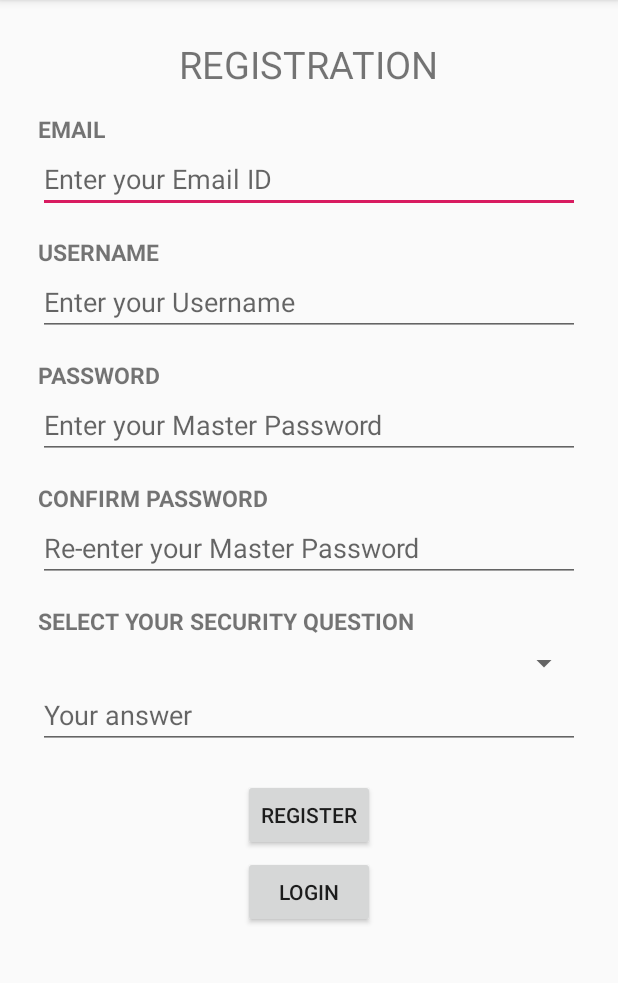
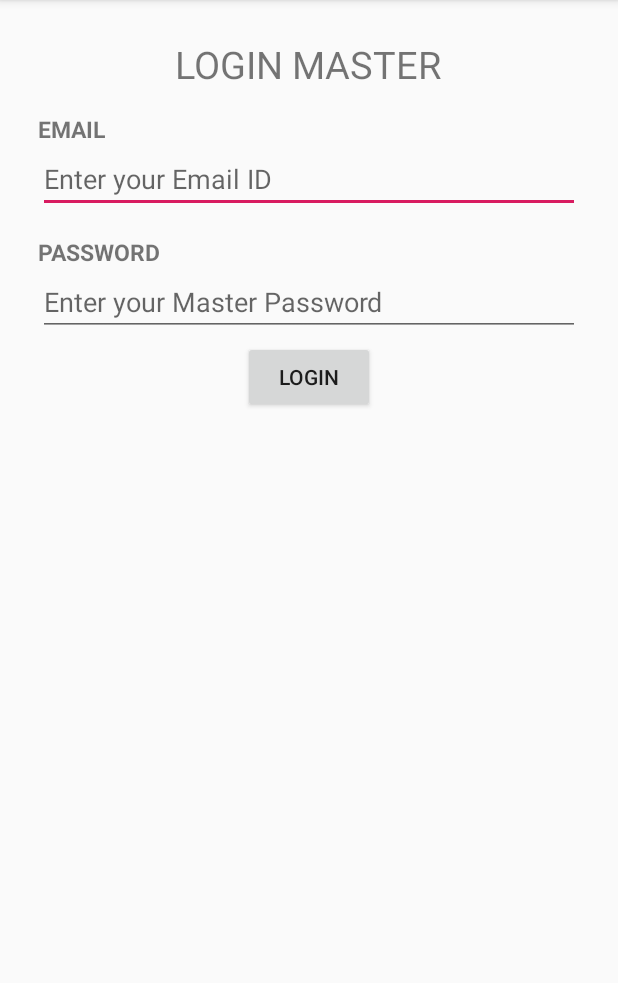
Before and after one commit to SankalpSTG/Passgen-Android-App, an Android app: the LoginMaster screen opened directly, with no data from a screen before it, on a phone screen of 412 x 824 dp, the part 84-1067 px from its top. Run offline under Robolectric (Android 15) with nearby library versions, the phone set to English and light mode, and no system bars.

Commit message:
Update activity_login_master.xml

```diff
--- a/Android/PassGen/app/src/main/res/layout/activity_login_master.xml
+++ b/Android/PassGen/app/src/main/res/layout/activity_login_master.xml
@@ -1,5 +1,4 @@
 <?xml version="1.0" encoding="utf-8"?>
-
 <ScrollView xmlns:android="http://schemas.android.com/apk/res/android"
     style="@style/AllMainLayouts"
     android:layout_width="match_parent"
@@ -12,123 +11,62 @@
         android:orientation="vertical"
         tools:context=".Register">
 
-        <Button
-            android:id="@+id/register_register_button"
-            android:layout_width="wrap_content"
-            android:layout_height="wrap_content"
-            android:layout_below="@id/register_answer_edit_text"
-            android:layout_centerInParent="true"
-            android:layout_marginTop="20dp"
-            android:text="Register" />
+
 
         <Button
             android:id="@+id/register_login_button"
             android:layout_width="wrap_content"
             android:layout_height="wrap_content"
-            android:layout_below="@id/register_register_button"
+            android:layout_below="@id/login_password_edit_text"
             android:layout_centerInParent="true"
             android:layout_marginTop="3dp"
             android:text="Login" />
 
         <EditText
-            android:id="@+id/register_email_edit_text"
+            android:id="@+id/login_email_edit_text"
             android:layout_width="match_parent"
             android:layout_height="wrap_content"
-            android:layout_below="@id/register_email_text_view"
+            android:layout_below="@id/login_email_text_view"
             android:hint="Enter your Email ID" />
 
 
         <EditText
-            android:id="@+id/register_username_edit_text"
+            android:id="@+id/login_password_edit_text"
             android:layout_width="match_parent"
             android:layout_height="wrap_content"
-            android:layout_below="@id/register_username_text_view"
-            android:hint="Enter your Username" />
-
-        <EditText
-            android:id="@+id/register_password_edit_text"
-            android:layout_width="match_parent"
-            android:layout_height="wrap_content"
-            android:layout_below="@id/register_password_text_view"
+            android:layout_below="@id/login_password_text_view"
             android:hint="Enter your Master Password" />
 
-        <EditText
-            android:id="@+id/register_confirm_password_edit_text"
-            android:layout_width="match_parent"
-            android:layout_height="wrap_content"
-            android:layout_below="@id/register_confirm_password_text_view"
-            android:hint="Re-enter your Master Password" />
-
-        <EditText
-            android:id="@+id/register_answer_edit_text"
-            android:layout_width="match_parent"
-            android:layout_height="wrap_content"
-            android:layout_below="@id/register_question_spinner"
-            android:hint="Your answer" />
-
-        <Spinner
-            android:id="@+id/register_question_spinner"
-            android:layout_width="match_parent"
-            android:layout_height="wrap_content"
-            android:layout_below="@id/register_security_question_text_view"
-            android:layout_marginTop="5dp" />
-
         <TextView
-            android:id="@+id/register_registration_text_view"
+            android:id="@+id/login_master_text_view"
             android:layout_width="wrap_content"
             android:layout_height="wrap_content"
             android:layout_gravity="center_horizontal"
-            android:text="Registration"
+            android:text="Login Master"
             android:layout_centerHorizontal="true"
             android:textAllCaps="true"
             android:textSize="25sp" />
 
 
         <TextView
-            android:id="@+id/register_email_text_view"
+            android:id="@+id/login_email_text_view"
             style="@style/AllHeadings"
             android:layout_width="match_parent"
             android:layout_height="wrap_content"
-            android:layout_below="@id/register_registration_text_view"
+            android:layout_below="@id/login_master_text_view"
             android:text="Email"
             android:textAllCaps="true" />
 
         <TextView
-            android:id="@+id/register_username_text_view"
+            android:id="@+id/login_password_text_view"
             style="@style/AllHeadings"
             android:layout_width="match_parent"
             android:layout_height="wrap_content"
-            android:layout_below="@id/register_email_edit_text"
-            android:text="Username"
-            android:textAllCaps="true" />
-
-        <TextView
-            android:id="@+id/register_password_text_view"
-            style="@style/AllHeadings"
-            android:layout_width="match_parent"
-            android:layout_height="wrap_content"
-            android:layout_below="@id/register_username_edit_text"
+            android:layout_below="@id/login_email_edit_text"
             android:text="Password"
             android:textAllCaps="true" />
 
 
-        <TextView
-            android:id="@+id/register_confirm_password_text_view"
-            style="@style/AllHeadings"
-            android:layout_width="match_parent"
-            android:layout_height="wrap_content"
-            android:layout_below="@id/register_password_edit_text"
-            android:text="Confirm Password"
-            android:textAllCaps="true" />
-
-        <TextView
-            android:id="@+id/register_security_question_text_view"
-            style="@style/AllHeadings"
-            android:layout_width="match_parent"
-            android:layout_height="wrap_content"
-            android:layout_below="@id/register_confirm_password_edit_text"
-            android:text="Select your Security Question"
-            android:textAllCaps="true" />
 
     </RelativeLayout>
 </ScrollView>
```
